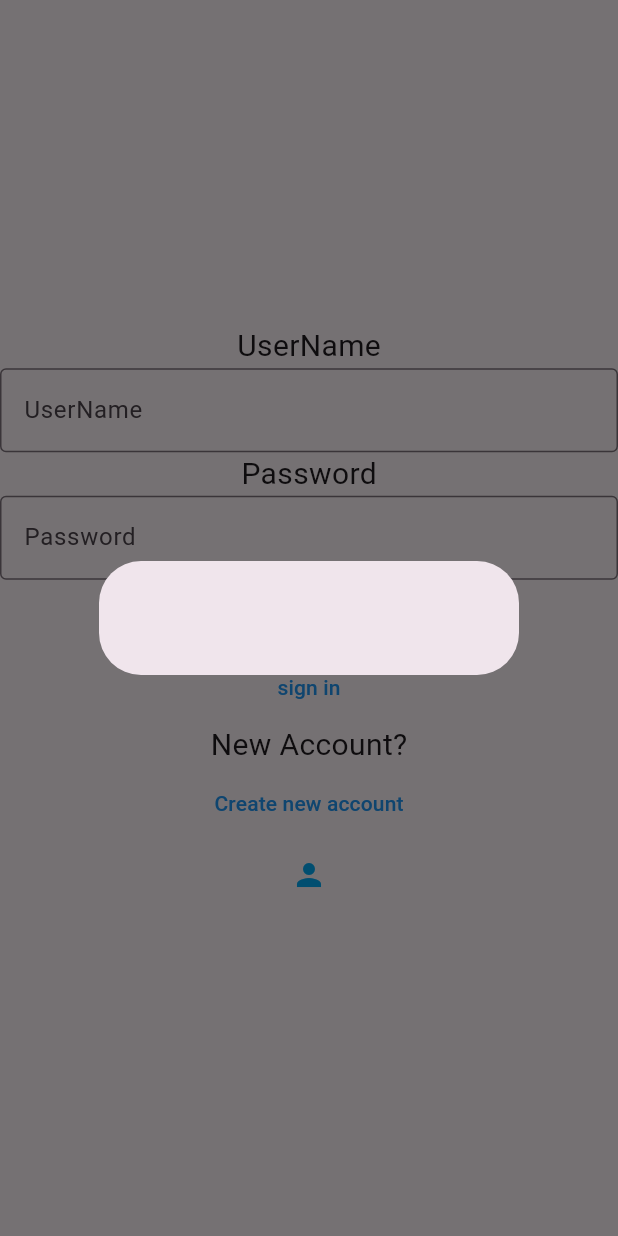
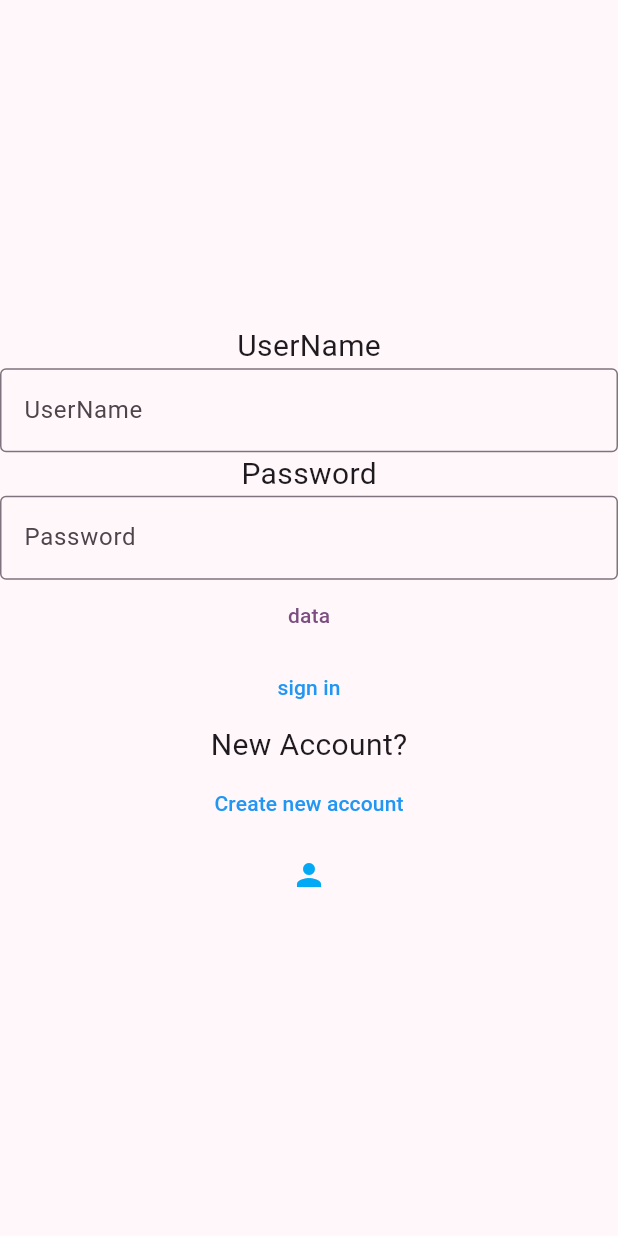
Before and after one commit to Leen-shaieb/Final_project, a Flutter app: the screen it shows after launch, after a tap on "data", on a phone screen of 412 x 824 dp. Run offline on Flutter 3.47's test engine with Material 3 defaults, Android fonts, the phone set to English and light mode, and no system bars; missing offline and left inert: mysql1.

Commit message:
Adding UserModel

```diff
--- /dev/null
+++ b/lib/Utils/db.dart
@@ -0,0 +1,74 @@
+import 'package:mysql1/mysql1.dart';
+
+var _conn;
+/*void main(){
+  showUsers();
+  insertUser("aa","nn","j");
+
+  showUsers();
+}*/
+
+
+
+// for(int i=0; i<100; 1++)
+
+Future<void> showUsers() async {
+  var settings = new ConnectionSettings(
+      host: 'localhost',
+      port: 3306,
+      user: 'root',
+      db: 'leen12'
+  );
+  _conn = await MySqlConnection.connect(settings);
+  // Query the database using a parameterized query
+  var results = await _conn.query(
+    'select * from users',);
+  for (var row in results) {
+    print('userID: ${row[0]}, firstName: ${row[1]} lastName: ${row[2]}');
+  }
+}
+
+
+
+
+
+Future<void> insertUser(firstname,lastname, password) async {
+  var settings = new ConnectionSettings(
+      host: 'localhost',
+      port: 3306,
+      user: 'root',
+      db: 'leen12'
+  );
+  var conn = await MySqlConnection.connect(settings);
+
+  var result = await conn.query(
+      'insert into users (firstName, password, lastName) values (?, ?, ?)',
+      [firstname, lastname, password]);
+  print('Inserted row id=${result.insertId}');
+
+
+
+  //////////
+
+
+  // Query the database using a parameterized query
+  var results = await conn.query(
+      'select * from users where userID = ?', [6]);  // [result.insertId]
+  for (var row in results) {
+    print('Name: ${row[0]}, email: ${row[1]} age: ${row[2]}');
+  }
+
+  // Update some data
+  await conn.query('update users set firstName=? where userID=?', ['Bob', 5]);
+
+  // Query again database using a parameterized query
+  var results2 = await conn.query(
+      'select * from users where userID = ?', [result.insertId]);
+  for (var row in results2) {
+    print('Name: ${row[0]}, email: ${row[1]} age: ${row[2]}');
+  }
+
+  // Finally, close the connection
+  await conn.close();
+
+}
--- a/lib/Views/RegisterScreen.dart
+++ b/lib/Views/RegisterScreen.dart
@@ -38,7 +38,8 @@ class RegisterScreenPageState extends State<RegisterScreen> {
             Text("First Name:", style: TextStyle(fontSize: 20),),
             TextField(decoration: InputDecoration(
                 border: OutlineInputBorder(),
-                hintText: 'First Name'),),
+                hintText: 'First Name'),
+            ),
 
             Text("Last Name:", style: TextStyle(fontSize: 20),),
             TextField(decoration: InputDecoration(
--- a/lib/main.dart
+++ b/lib/main.dart
@@ -1,3 +1,4 @@
+import 'package:final_project/Utils/db.dart';
 import 'package:final_project/Views/EditProfileScreen.dart';
 import 'package:final_project/Views/HomePageScreen.dart';
 import 'package:flutter/material.dart';
@@ -5,6 +6,8 @@ import 'package:final_project/Views/RegisterScreen.dart';
 
 void main() {
   runApp(const MyApp());
+
+
 }
 
 List<String> gender=<String>["male","Fammale"];
@@ -44,6 +47,9 @@ class _MyHomePageState extends State<MyHomePage> {
 
   @override
   Widget build(BuildContext context) {
+    final _txtUserName = TextEditingController();
+    final myController_Password = TextEditingController();
+    final myController_ = TextEditingController();
     final myController = TextEditingController();
     return Scaffold(
       /*appBar: AppBar(
@@ -61,8 +67,10 @@ class _MyHomePageState extends State<MyHomePage> {
               style: TextStyle(fontSize: 20),
             ),
             TextField(
+              controller: _txtUserName,
               decoration: InputDecoration(
-                  border: OutlineInputBorder(), hintText: 'UserName'),
+                  border: OutlineInputBorder(), hintText: 'UserName'
+              ),
             ),
             Text(
               "Password",
@@ -75,11 +83,20 @@ class _MyHomePageState extends State<MyHomePage> {
                   border: OutlineInputBorder(), hintText: 'Password'),
             ),
             TextButton(
-                onPressed: () => showDialog<String>(
-                    context: context,
-                    builder: (BuildContext context) => AlertDialog(
-                          title:  Text(myController.text),
-                        )),
+                onPressed: ()  {
+
+                  insertUser(_txtUserName.text, _txtUserName.text, _txtUserName.text);
+                  /*
+                  showDialog<String>(
+                      context: context,
+                      builder: (BuildContext context) => AlertDialog(
+                        title:  Text(myController_UserName.text),
+                      )),
+                   */
+                },
+
+
+
                 child: Text("data")),
             TextButton(
               style: ButtonStyle(
@@ -104,6 +121,7 @@ class _MyHomePageState extends State<MyHomePage> {
                 foregroundColor: MaterialStateProperty.all<Color>(Colors.blue),
               ),
               onPressed: () {
+                insertUser("Leen", "shaieb", "123");
                 Navigator.push(
                   context,
                   MaterialPageRoute(
@@ -124,6 +142,7 @@ class _MyHomePageState extends State<MyHomePage> {
                             const Editprofilescreen(title: 'EditProfile')));
               },
             ),
+
 
             /*TextButton(
               style: ButtonStyle(
--- a/pubspec.yaml
+++ b/pubspec.yaml
@@ -36,6 +36,8 @@ dependencies:
   # Use with the CupertinoIcons class for iOS style icons.
   cupertino_icons: ^1.0.8
   flutter_login: ^5.0.0
+  mysql1: ^0.20.0
+
 
 
 dev_dependencies:
```
Also changed, not shown: lib/Utils/Utils.dart (added), pubspec.lock.
